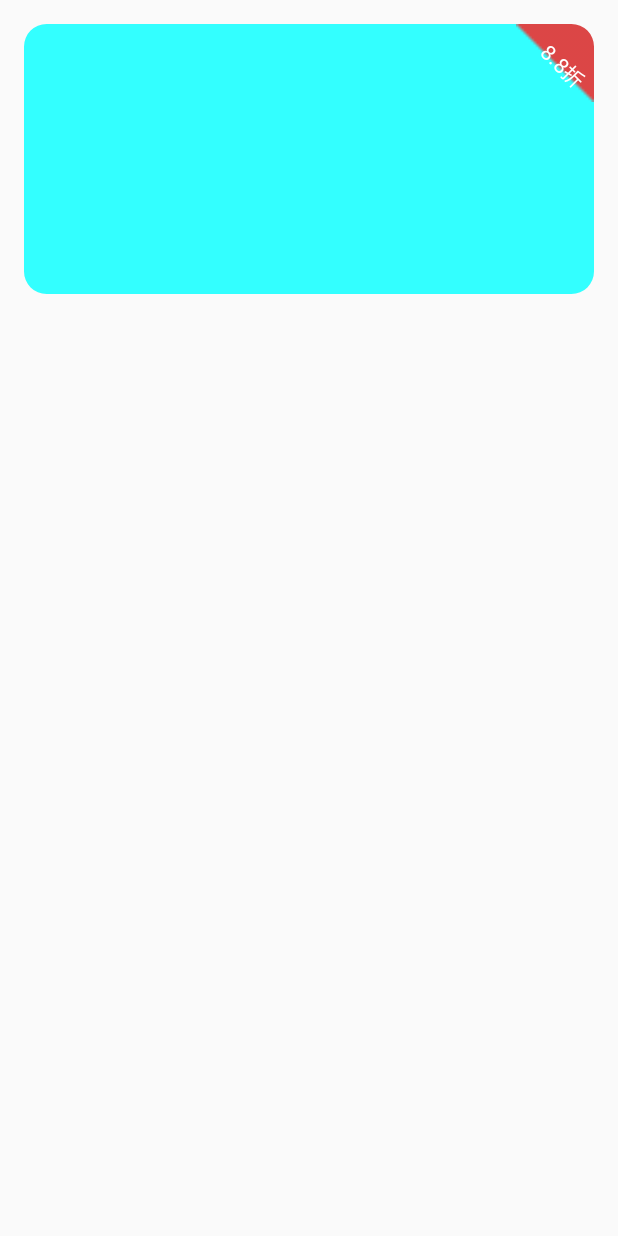
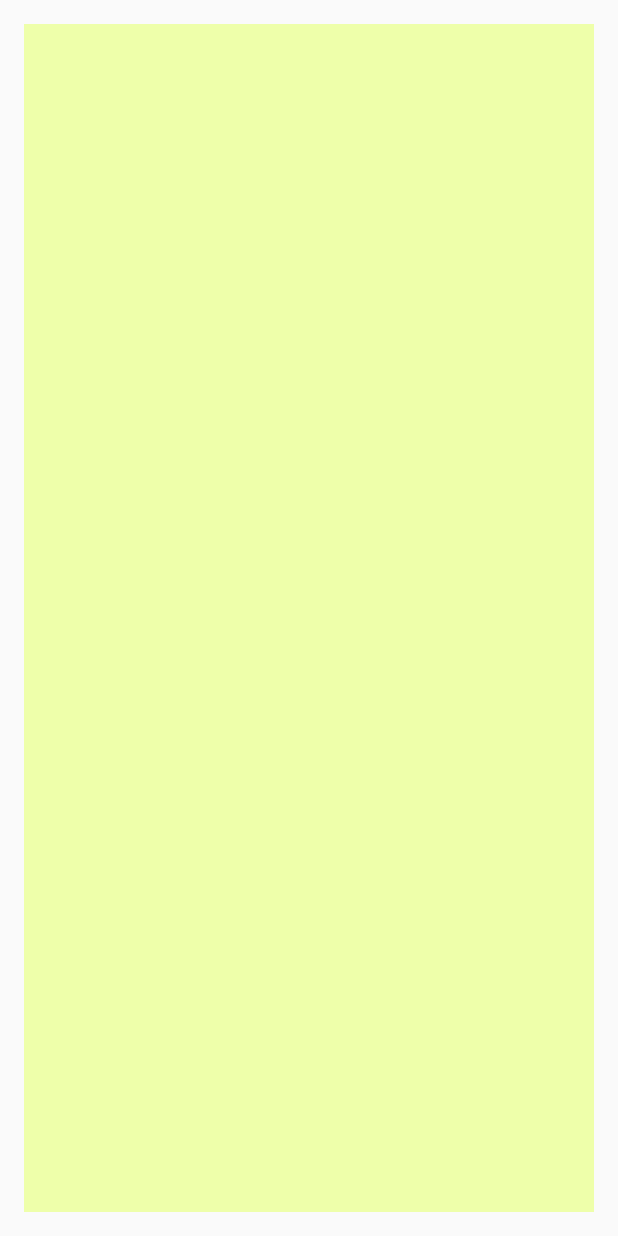
Before and after one commit to tmac1999/PracticeAndTest, an Android app: the layout activity_test_text_view.xml on its own in the app's theme, with its tools: preview values and no code run, on a phone screen of 412 x 824 dp. Run offline under Robolectric (Android 15) with nearby library versions, the light colour scheme and no system bars.

Commit message:
what a fucking period

```diff
--- a/app/build.gradle
+++ b/app/build.gradle
@@ -20,7 +20,7 @@ android {
 }
 
 dependencies {
-    compile fileTree(dir: 'libs', include: ['*.jar'])
+    compile fileTree(include: ['*.jar'], dir: 'libs')
     compile 'com.android.support.constraint:constraint-layout:1.0.2'
     androidTestCompile('com.android.support.test.espresso:espresso-core:2.2.2', {
         exclude group: 'com.android.support', module: 'support-annotations'
@@ -29,5 +29,5 @@ dependencies {
     testCompile 'junit:junit:4.12'
     //testCompile 'junit:junit:4.12'
     testCompile 'org.robolectric:robolectric:3.0-rc3'
-
+    compile 'com.google.guava:guava:16.0.1'
 }
--- a/app/src/main/AndroidManifest.xml
+++ b/app/src/main/AndroidManifest.xml
@@ -12,7 +12,7 @@
         android:label="@string/app_name"
         android:supportsRtl="true"
         android:theme="@style/AppTheme">
-        <activity android:name=".TestTextViewActivity">
+        <activity android:name=".MainActivity">
             <intent-filter>
                 <action android:name="android.intent.action.MAIN" />
 
@@ -24,7 +24,7 @@
         <!-- <activity android:name=".TestPermissionActivity"></activity> -->
         <!-- <activity android:name=".TestImageViewActivity"></activity> -->
         <!-- <activity android:name=".TestRoundViewActivity"></activity> -->
-        <activity android:name=".ListViewTestActivity"></activity>
+        <activity android:name=".TestTextViewActivity"></activity>
     </application>
 
 </manifest>
--- a/app/src/main/java/com/example/mrz/practiceandtest/MainActivity.java
+++ b/app/src/main/java/com/example/mrz/practiceandtest/MainActivity.java
@@ -1,7 +1,9 @@
 package com.example.mrz.practiceandtest;
 
+import android.content.Intent;
 import android.support.v7.app.AppCompatActivity;
 import android.os.Bundle;
+import android.view.View;
 
 public class MainActivity extends AppCompatActivity {
 
@@ -10,4 +12,8 @@ public class MainActivity extends AppCompatActivity {
         super.onCreate(savedInstanceState);
         setContentView(R.layout.activity_main);
     }
+
+    public void jump(View view) {
+        startActivity(new Intent(this, TestTextViewActivity.class));
+    }
 }
--- a/app/src/main/java/com/example/mrz/practiceandtest/TestImageViewActivity.java
+++ b/app/src/main/java/com/example/mrz/practiceandtest/TestImageViewActivity.java
@@ -10,7 +10,7 @@ import android.widget.BaseAdapter;
 import android.widget.ListView;
 
 public class TestImageViewActivity extends AppCompatActivity {
-
+    ListView lv = (ListView) findViewById(R.id.lv);
     @Override
     protected void onCreate(Bundle savedInstanceState) {
         super.onCreate(savedInstanceState);
--- a/app/src/main/java/com/example/mrz/practiceandtest/view/PathRoundView.java
+++ b/app/src/main/java/com/example/mrz/practiceandtest/view/PathRoundView.java
@@ -67,6 +67,7 @@ public class PathRoundView extends AppCompatImageView {
         drawBottomLeft(canvas);
         drawBottomRight(canvas);
         canvas.restore();
+        //roundPaint.getTextBounds();
     }
 
 //    @Override
--- a/app/src/main/res/layout/activity_main.xml
+++ b/app/src/main/res/layout/activity_main.xml
@@ -13,6 +13,7 @@
 
     <TextView
         android:layout_width="wrap_content"
+        android:onClick="jump"
         android:layout_height="wrap_content"
         android:text="Hello World!" />
 </RelativeLayout>
--- a/app/src/main/res/layout/activity_test_text_view.xml
+++ b/app/src/main/res/layout/activity_test_text_view.xml
@@ -10,31 +10,31 @@
     android:paddingTop="@dimen/activity_vertical_margin"
     tools:context="com.example.mrz.practiceandtest.TestTextViewActivity">
 
-    <com.example.mrz.practiceandtest.view.RoundAngleFrameLayout xmlns:mrz="http://schemas.android.com/apk/res/com.example.mrz.practiceandtest"
-        android:layout_width="match_parent"
-        android:layout_height="180dp"
-        android:id="@+id/rafl"
-        mrz:radius="15dp">
+    <!--<com.example.mrz.practiceandtest.view.RoundAngleFrameLayout xmlns:mrz="http://schemas.android.com/apk/res/com.example.mrz.practiceandtest"-->
+    <!--android:layout_width="match_parent"-->
+    <!--android:layout_height="180dp"-->
+    <!--android:id="@+id/rafl"-->
+    <!--mrz:radius="15dp">-->
 
-        <View
-            android:layout_width="match_parent"
-            android:layout_height="match_parent"
-            android:background="#3ff" />
+    <!--<View-->
+    <!--android:layout_width="match_parent"-->
+    <!--android:layout_height="match_parent"-->
+    <!--android:background="#3ff" />-->
 
-        <com.example.mrz.practiceandtest.view.RotateTextView
-            android:id="@+id/tv"
-            android:layout_width="52dp"
-            android:layout_height="52dp"
-            android:layout_alignParentEnd="true"
-            android:layout_gravity="end"
-            android:background="@mipmap/homepage_discount"
-            android:gravity="end"
-            android:paddingLeft="4dp"
-            android:text="8.8折"
-            android:textColor="#fff"
-            android:textSize="14sp" />
+    <!--<com.example.mrz.practiceandtest.view.RotateTextView-->
+    <!--android:id="@+id/tv"-->
+    <!--android:layout_width="52dp"-->
+    <!--android:layout_height="52dp"-->
+    <!--android:layout_alignParentEnd="true"-->
+    <!--android:layout_gravity="end"-->
+    <!--android:background="@mipmap/homepage_discount"-->
+    <!--android:gravity="end"-->
+    <!--android:paddingLeft="4dp"-->
+    <!--android:text="8.8折"-->
+    <!--android:textColor="#fff"-->
+    <!--android:textSize="14sp" />-->
 
-    </com.example.mrz.practiceandtest.view.RoundAngleFrameLayout>
+    <!--</com.example.mrz.practiceandtest.view.RoundAngleFrameLayout>-->
 
     <!--<FrameLayout-->
     <!--android:layout_width="match_parent"-->
@@ -42,4 +42,44 @@
 
 
     <!--</FrameLayout>-->
+    <!--<TextView-->
+    <!--android:layout_marginTop="100dp"-->
+    <!--android:layout_width="match_parent"-->
+    <!--android:id="@+id/tv"-->
+    <!--android:text="a打大萨达大打"-->
+    <!--android:layout_height="wrap_content" />-->
+
+    <FrameLayout
+        android:layout_width="match_parent"
+        android:background="#efa"
+        android:layout_height="match_parent"
+        >
+
+        <FrameLayout
+            android:layout_width="match_parent"
+            android:background="#efa"
+            android:layout_height="match_parent">
+
+            <FrameLayout
+                android:layout_width="match_parent"
+                android:background="#efa"
+                android:layout_height="match_parent">
+
+                <FrameLayout
+                    android:layout_width="match_parent"
+                    android:background="#efa"
+                    android:layout_height="match_parent">
+
+                    <FrameLayout
+                        android:layout_width="match_parent"
+                        android:background="#efa"
+                        android:layout_height="match_parent">
+                        <TextView
+                            android:layout_width="match_parent"
+                            android:layout_height="match_parent" />
+                    </FrameLayout>
+                </FrameLayout>
+            </FrameLayout>
+        </FrameLayout>
+    </FrameLayout>
 </RelativeLayout>
--- a/testjava/build.gradle
+++ b/testjava/build.gradle
@@ -4,6 +4,7 @@ apply plugin: 'kotlin'
 dependencies {
     compile fileTree(dir: 'libs', include: ['*.jar'])
     compile "org.jetbrains.kotlin:kotlin-stdlib-jre8:$kotlin_version"
+    compile 'com.google.guava:guava:16.0.1'
 }
 
 sourceCompatibility = "1.7"
```
Also changed, not shown: app/src/main/java/com/example/mrz/practiceandtest/TestTextViewActivity.java (+8 -8 lines), testjava/src/main/java/com/example/MyClass.java (+27 -2 lines), testjava/src/main/java/com/example/TestFinal.java (+21 -11 lines), testjava/src/main/java/com/example/interview/QuickSort.java (added, +100 -0 lines).
